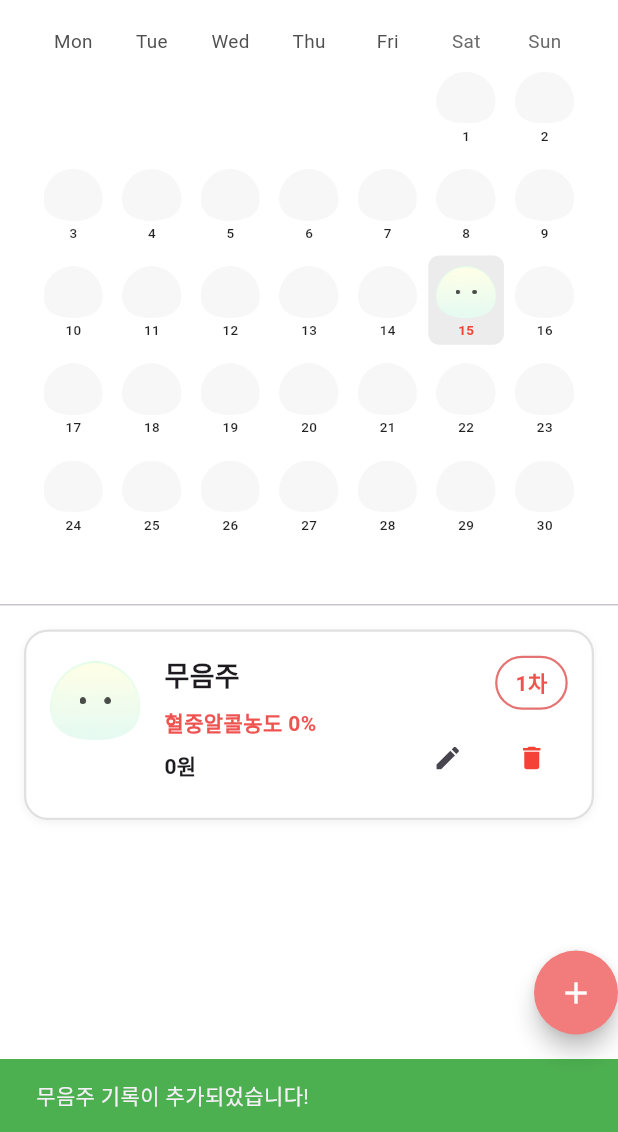
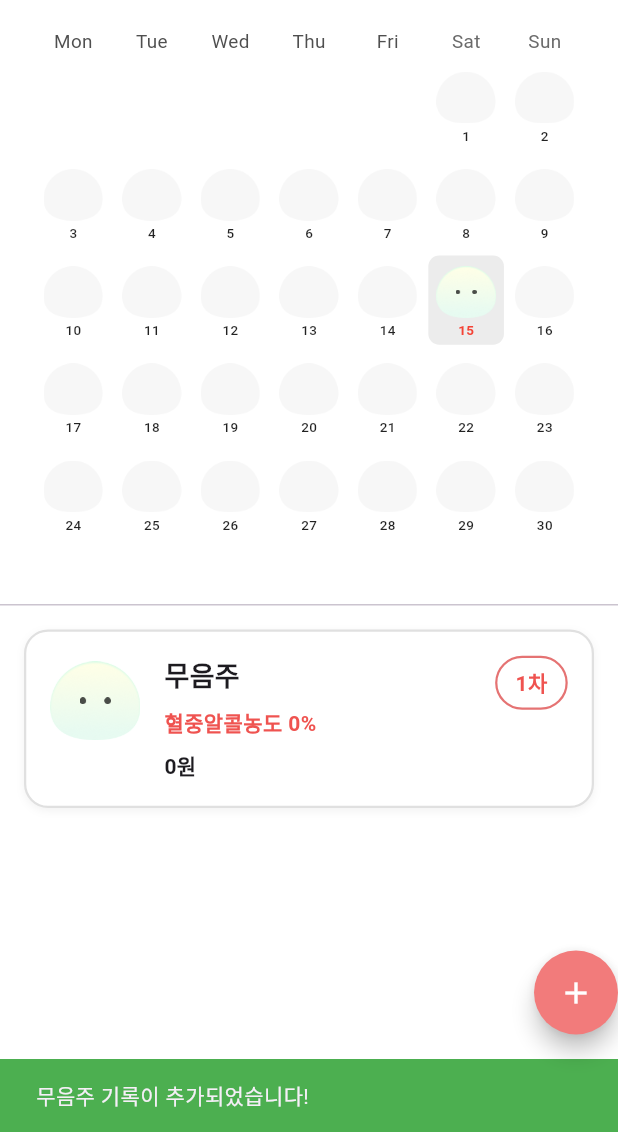
Before and after one commit to a-idiots/ddalgguk, a Flutter app: the CalendarScreen screen opened directly, after a tap on "술을 한방울도 안마셨어요!", on a phone screen of 412 x 824 dp, the part 104-1236 px from its top. Run offline on Flutter 3.47's test engine with Material 3 defaults, Android fonts, the phone set to English and light mode, and no system bars; drawn by our look-alikes of table_calendar; our stand-ins replace cloud_firestore, firebase_auth, firebase_core, flutter_dotenv, flutter_riverpod, flutter_secure_storage and 4 more; missing offline and left inert: kakao_flutter_sdk_user; accounts and stored records are empty; generated files the repository leaves out were written again.

Commit message:
feat: Improve UI & apply linter formatting

```diff
--- a/lib/features/calendar/calendar_screen.dart
+++ b/lib/features/calendar/calendar_screen.dart
@@ -436,9 +436,28 @@ class _CalendarScreenState extends ConsumerState<CalendarScreen> {
                     ...record.drinkAmounts.map((drink) {
                       return Padding(
                         padding: const EdgeInsets.only(bottom: 4),
-                        child: Text(
-                          '${getDrinkTypeName(drink.drinkType)} ${drink.alcoholContent}% ${formatDrinkAmount(drink.amount)}',
+                        child: Row(
+                          children: [
+                            Text(
+                              '${getDrinkTypeName(drink.drinkType)} ${drink.alcoholContent}%',
                               style: const TextStyle(fontSize: 13),
+                            ),
+                            Expanded(
+                              child: Padding(
+                                padding: const EdgeInsets.symmetric(horizontal: 8),
+                                child: CustomPaint(
+                                  painter: _DottedLinePainter(
+                                    color: Colors.grey[300]!,
+                                  ),
+                                  child: const SizedBox(height: 13),
+                                ),
+                              ),
+                            ),
+                            Text(
+                              formatDrinkAmount(drink.amount),
+                              style: const TextStyle(fontSize: 13),
+                            ),
+                          ],
                         ),
                       );
                     }),
@@ -455,15 +474,9 @@ class _CalendarScreenState extends ConsumerState<CalendarScreen> {
                 ],
               ),
             ),
-            // 우측: 회차 및 액션 버튼
-            Column(
-              crossAxisAlignment: CrossAxisAlignment.end,
-              children: [
+            // 우측: 회차
             Container(
-                  padding: const EdgeInsets.symmetric(
-                    horizontal: 12,
-                    vertical: 6,
-                  ),
+              padding: const EdgeInsets.symmetric(horizontal: 12, vertical: 6),
               decoration: BoxDecoration(
                 border: Border.all(color: Colors.red[300]!, width: 1.5),
                 borderRadius: BorderRadius.circular(20),
@@ -476,31 +489,6 @@ class _CalendarScreenState extends ConsumerState<CalendarScreen> {
                   fontWeight: FontWeight.bold,
                 ),
               ),
-                ),
-                const SizedBox(height: 8),
-                Row(
-                  mainAxisSize: MainAxisSize.min,
-                  children: [
-                    IconButton(
-                      icon: const Icon(Icons.edit, size: 20),
-                      onPressed: () => _showEditRecordDialog(context, record),
-                      padding: EdgeInsets.zero,
-                      constraints: const BoxConstraints(),
-                    ),
-                    const SizedBox(width: 8),
-                    IconButton(
-                      icon: const Icon(
-                        Icons.delete,
-                        size: 20,
-                        color: Colors.red,
-                      ),
-                      onPressed: () => _deleteRecord(record.id),
-                      padding: EdgeInsets.zero,
-                      constraints: const BoxConstraints(),
-                    ),
-                  ],
-                ),
-              ],
             ),
           ],
         ),
@@ -630,7 +618,11 @@ class _CalendarScreenState extends ConsumerState<CalendarScreen> {
     showDialog(
       context: context,
       barrierColor: Colors.black.withValues(alpha: 0.7),
-      builder: (context) => DrinkingRecordDetailDialog(record: record),
+      builder: (context) => DrinkingRecordDetailDialog(
+        record: record,
+        onEdit: () => _showEditRecordDialog(context, record),
+        onDelete: () => _deleteRecord(record.id),
+      ),
     );
   }
 
@@ -702,3 +694,28 @@ class _CalendarScreenState extends ConsumerState<CalendarScreen> {
     }
   }
 }
+
+/// 점선을 그리는 CustomPainter
+class _DottedLinePainter extends CustomPainter {
+  _DottedLinePainter({required this.color});
+
+  final Color color;
+
+  @override
+  void paint(Canvas canvas, Size size) {
+    final paint = Paint()
+      ..color = color
+      ..strokeWidth = 1;
+
+    const dotRadius = 1.5;
+    const dotSpacing = 4.0;
+    final y = size.height / 2;
+
+    for (double x = 0; x < size.width; x += dotSpacing) {
+      canvas.drawCircle(Offset(x, y), dotRadius, paint);
+    }
+  }
+
+  @override
+  bool shouldRepaint(_DottedLinePainter oldDelegate) => false;
+}
--- a/lib/features/calendar/dialogs/add_record_dialog.dart
+++ b/lib/features/calendar/dialogs/add_record_dialog.dart
@@ -75,9 +75,9 @@ class _AddRecordDialogState extends ConsumerState<AddRecordDialog> {
 
       // 술 종류가 미정인지 확인
       if (input.drinkType == 0) {
-        ScaffoldMessenger.of(context).showSnackBar(
-          SnackBar(content: Text('음주량 ${i + 1}의 술 종류를 선택해주세요')),
-        );
+        ScaffoldMessenger.of(
+          context,
+        ).showSnackBar(SnackBar(content: Text('음주량 ${i + 1}의 술 종류를 선택해주세요')));
         return;
       }
 
```
Also changed, not shown: lib/features/calendar/utils/drink_helpers.dart (+1 -6 lines). Lines whose indentation alone changed are shown as unchanged.
